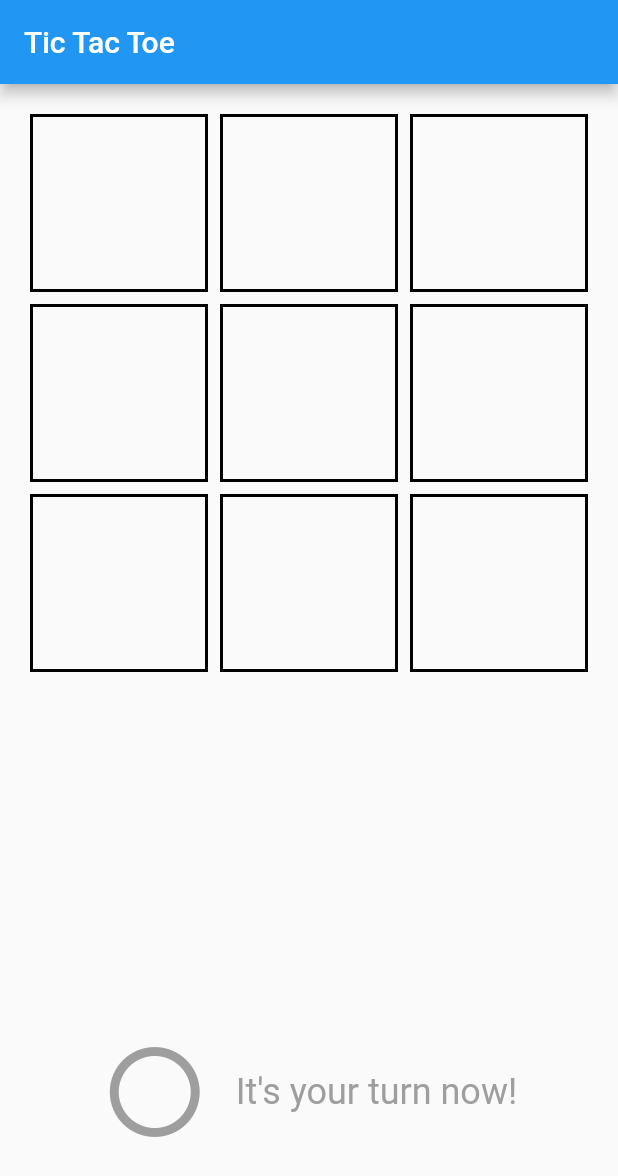
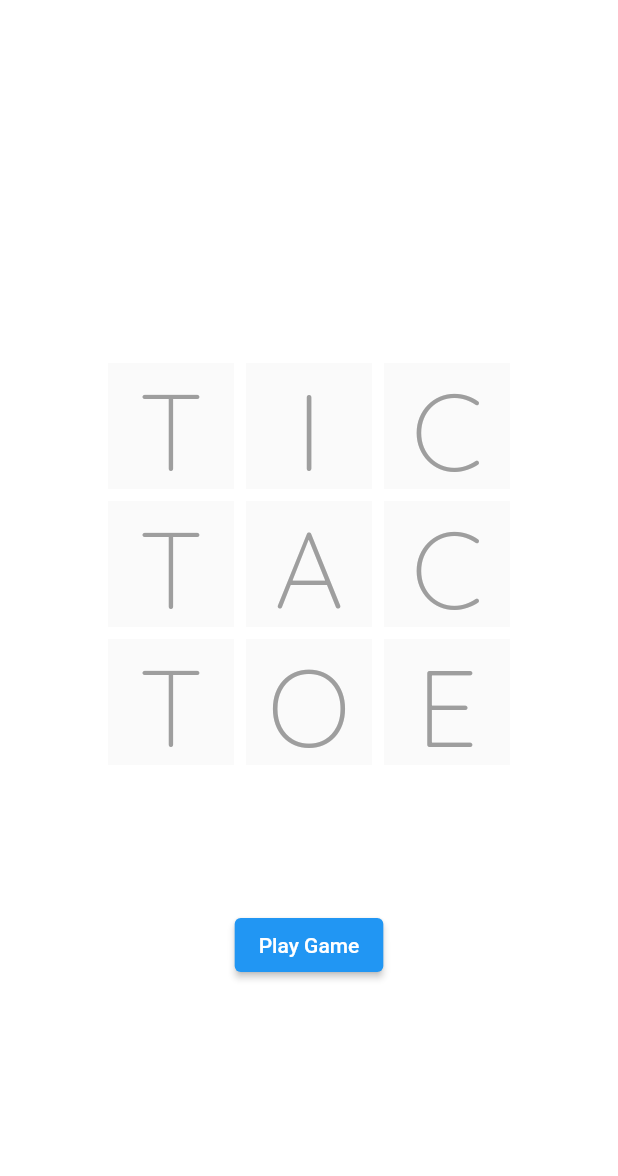
Before and after one commit to radianceeeeeeee/tic-tac-toe-app, a Flutter app: the screen it shows after launch, on a phone screen of 412 x 824 dp. Shown: the top 1176 px of the screen. Run offline on Flutter 3.47's test engine with Material 2 defaults, Android fonts, the phone set to English and light mode, and no system bars.

Commit message:
ver 1.1
Added Main Menu screen. Made o and x inherit their parent size.

```diff
--- a/lib/components/tile.dart
+++ b/lib/components/tile.dart
@@ -54,7 +54,7 @@ class _TileState extends State<Tile> {
       },
       child: Container(
           decoration: BoxDecoration(
-            border: Border.all(color: Colors.black, width: 2.0),
+            border: Border.all(color: Colors.grey, width: 2.0),
           ),
           child: LayoutBuilder(builder: (context, constraints) {
             if (tiles.tileStates[widget.index] == TileState.empty) {
@@ -62,16 +62,24 @@ class _TileState extends State<Tile> {
             }
 
             if (tiles.tileStates[widget.index] == TileState.circle) {
-              return const Icon(
-                Icons.circle_outlined,
-                size: 108,
-                color: Colors.blue,
+              return LayoutBuilder(
+                builder: (BuildContext context, BoxConstraints constraints) {
+                  return Icon(
+                    Icons.circle_outlined,
+                    size: constraints.minWidth * 0.75,
+                    color: Colors.blue,
+                  );
+                },
               );
             } else {
-              return const Icon(
-                Icons.close,
-                size: 108,
-                color: Colors.red,
+              return LayoutBuilder(
+                builder: (BuildContext context, BoxConstraints constraints) {
+                  return Icon(
+                    Icons.close,
+                    size: constraints.minWidth * 0.75,
+                    color: Colors.red,
+                  );
+                },
               );
             }
           })),
--- /dev/null
+++ b/lib/components/title_letter.dart
@@ -0,0 +1,26 @@
+import 'package:flutter/material.dart';
+
+class TitleTile extends StatelessWidget {
+  const TitleTile({
+    required this.letter,
+    super.key,
+  });
+
+  final String letter;
+
+  @override
+  Widget build(BuildContext context) {
+    return Scaffold(
+      body: Center(
+        child: Text(
+          letter,
+          style: const TextStyle(
+            fontSize: 72,
+            color: Colors.grey,
+            fontFamily: 'Quicksand',
+          ),
+        ),
+      ),
+    );
+  }
+}
--- a/lib/components/which_turn.dart
+++ b/lib/components/which_turn.dart
@@ -25,7 +25,7 @@ class WhichTurn extends StatelessWidget {
                 color: Colors.grey,
               ),
         const SizedBox(
-          width: 18.0,
+          width: 15.0,
         ),
         const Text(
           "It's your turn now!",
--- a/lib/main.dart
+++ b/lib/main.dart
@@ -1,8 +1,8 @@
 import 'package:flutter/material.dart';
-import 'package:tic_tac_toe/components/grid.dart';
 import 'package:provider/provider.dart';
-import 'package:tic_tac_toe/components/which_turn.dart';
+import 'package:tic_tac_toe/pages/main_menu.dart';
 import 'package:tic_tac_toe/providers/tile_provider.dart';
+import 'package:tic_tac_toe/pages/game.dart';
 
 void main() {
   runApp(MultiProvider(
@@ -15,19 +15,9 @@ class MainApp extends StatelessWidget {
 
   @override
   Widget build(BuildContext context) {
-    return MaterialApp(
+    return const MaterialApp(
       debugShowCheckedModeBanner: false,
-      home: Scaffold(
-        appBar: AppBar(
-          title: const Text("Tic Tac Toe"),
-        ),
-        body: Column(
-          children: const <Widget>[
-            Expanded(flex: 9, child: Grid()),
-            Expanded(flex: 3, child: WhichTurn()),
-          ],
-        ),
-      ),
+      home: MainMenu(),
     );
   }
 }
--- /dev/null
+++ b/lib/pages/main_menu.dart
@@ -0,0 +1,44 @@
+import 'package:flutter/material.dart';
+import 'package:tic_tac_toe/components/title_letter.dart';
+import 'package:tic_tac_toe/pages/game.dart';
+
+class MainMenu extends StatelessWidget {
+  const MainMenu({super.key});
+
+  @override
+  Widget build(BuildContext context) {
+    return Column(
+      crossAxisAlignment: CrossAxisAlignment.center,
+      mainAxisAlignment: MainAxisAlignment.center,
+      children: [
+        GridView.count(
+          padding: const EdgeInsets.all(72.0),
+          shrinkWrap: true,
+          crossAxisSpacing: 8.0,
+          mainAxisSpacing: 8.0,
+          crossAxisCount: 3,
+          children: const <Widget>[
+            TitleTile(letter: 'T'),
+            TitleTile(letter: 'I'),
+            TitleTile(letter: 'C'),
+            TitleTile(letter: 'T'),
+            TitleTile(letter: 'A'),
+            TitleTile(letter: 'C'),
+            TitleTile(letter: 'T'),
+            TitleTile(letter: 'O'),
+            TitleTile(letter: 'E'),
+          ],
+        ),
+        const SizedBox(
+          height: 24,
+        ),
+        ElevatedButton(
+            onPressed: () {
+              Navigator.push(context,
+                  MaterialPageRoute(builder: (context) => const Game()));
+            },
+            child: const Text('Play Game'))
+      ],
+    );
+  }
+}
--- a/pubspec.yaml
+++ b/pubspec.yaml
@@ -18,3 +18,7 @@ dev_dependencies:
 
 flutter:
   uses-material-design: true
+  fonts:
+    - family: Quicksand
+      fonts:
+        - asset: assets/fonts/Quicksand-Light.ttf
```
Also changed, not shown: lib/pages/game.dart (added, +30 -0 lines), assets/fonts/Quicksand-Light.ttf (added).
